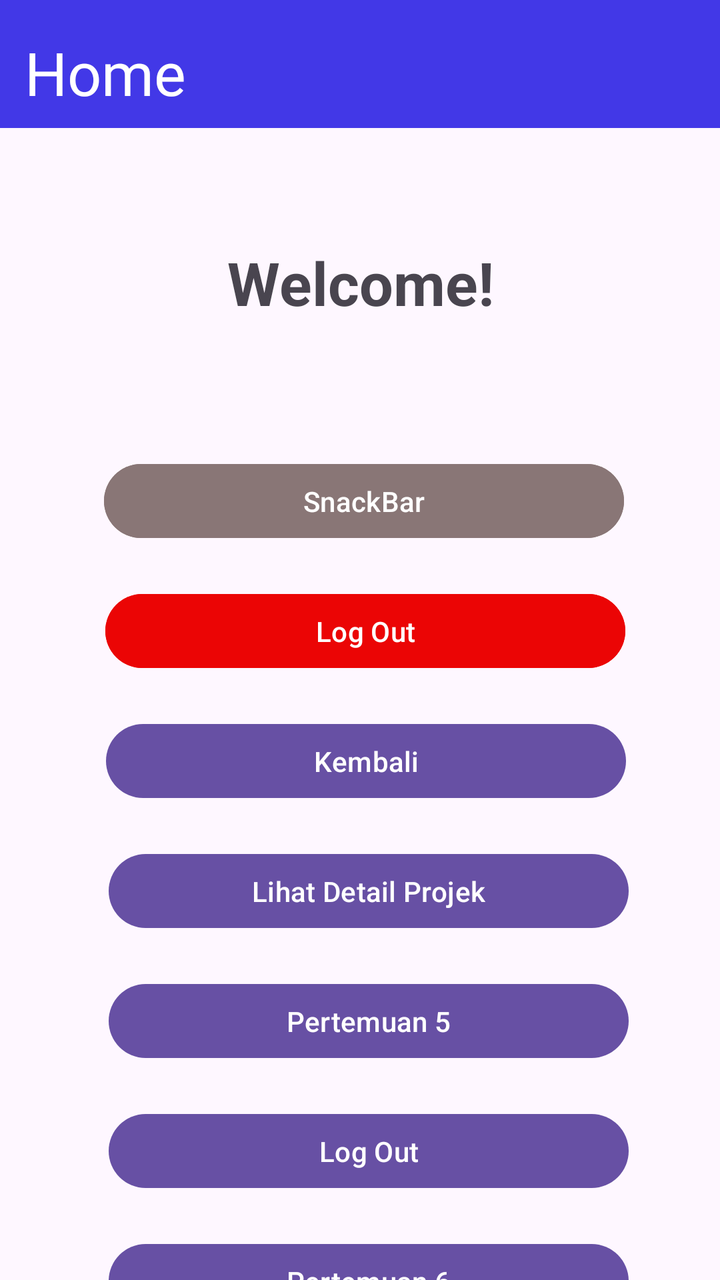
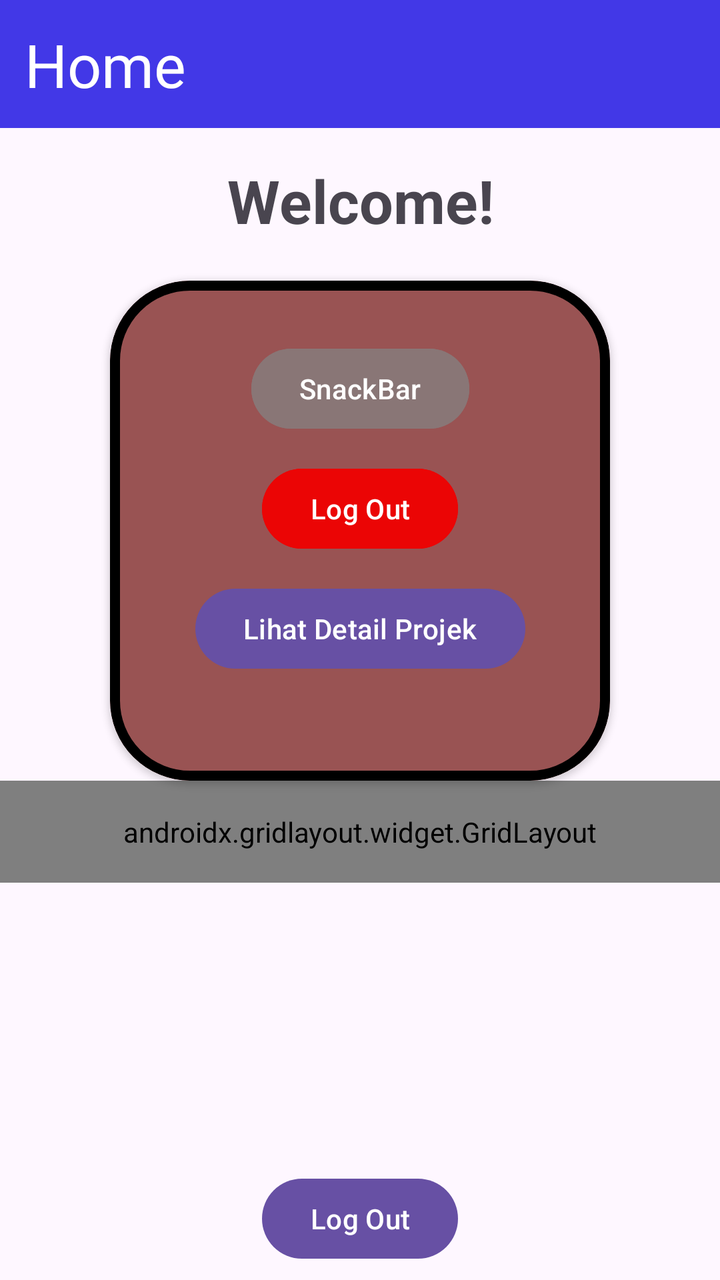

The first picture is an Android layout as it rendered before a commit; the second is the same layout after the commit. The layout source and the unified diff follow.
<!-- AndroidManifest.xml: application theme Theme.NantaWiltaWijaya_3TIB -->
<!-- res/layout/fragment_home.xml -->
<?xml version="1.0" encoding="utf-8"?>
<androidx.constraintlayout.widget.ConstraintLayout xmlns:android="http://schemas.android.com/apk/res/android"
    xmlns:app="http://schemas.android.com/apk/res-auto"
    xmlns:tools="http://schemas.android.com/tools"
    android:layout_width="match_parent"
    android:layout_height="match_parent"
    tools:context=".Home.HomeFragment">

    <androidx.appcompat.widget.Toolbar
        android:id="@+id/toolbar"
        android:layout_width="match_parent"
        android:layout_height="?attr/actionBarSize"
        android:background="#4238E7"
        app:layout_constraintEnd_toEndOf="parent"
        app:layout_constraintStart_toStartOf="parent"
        app:layout_constraintTop_toTopOf="parent"
        app:subtitleTextColor="@android:color/white"
        app:titleTextColor="@android:color/white"
        app:layout_scrollFlags="scroll|enterAlways"
        />


    <TextView
        android:id="@+id/textView4"
        android:layout_width="wrap_content"
        android:layout_height="wrap_content"
        android:layout_marginTop="16dp"
        android:fontFamily="@font/bebasneue_regular"
        android:text="Home"
        android:textColor="@color/white"
        android:textSize="30dp"
        app:layout_constraintEnd_toEndOf="parent"
        app:layout_constraintHorizontal_bias="0.044"
        app:layout_constraintStart_toStartOf="parent"
        app:layout_constraintTop_toTopOf="parent" />

    <Button
        android:id="@+id/btnSnackBar"
        android:layout_width="260dp"
        android:layout_height="45dp"
        android:layout_marginTop="228dp"
        android:backgroundTint="#897676"
        android:text="SnackBar"
        app:layout_constraintEnd_toEndOf="parent"
        app:layout_constraintHorizontal_bias="0.519"
        app:layout_constraintStart_toStartOf="parent"
        app:layout_constraintTop_toTopOf="parent" />

    <Button
        android:id="@+id/btnAlert"
        android:layout_width="260dp"
        android:layout_height="45dp"
        android:layout_marginTop="20dp"
        android:backgroundTint="#EB0505"
        android:text="Log Out"
        app:layout_constraintEnd_toEndOf="parent"
        app:layout_constraintHorizontal_bias="0.527"
        app:layout_constraintStart_toStartOf="parent"
        app:layout_constraintTop_toBottomOf="@+id/btnSnackBar" />

    <Button
        android:id="@+id/btnDetail"
        android:layout_width="260dp"
        android:layout_height="45dp"
        android:layout_marginTop="20dp"
        android:text="Lihat Detail Projek"
        app:layout_constraintEnd_toEndOf="parent"
        app:layout_constraintHorizontal_bias="0.543"
        app:layout_constraintStart_toStartOf="parent"
        app:layout_constraintTop_toBottomOf="@+id/btnKembali" />

    <Button
        android:id="@+id/btnKembali"
        android:layout_width="260dp"
        android:layout_height="45dp"
        android:layout_marginTop="20dp"
        android:text="Kembali"
        app:layout_constraintEnd_toEndOf="parent"
        app:layout_constraintHorizontal_bias="0.53"
        app:layout_constraintStart_toStartOf="parent"
        app:layout_constraintTop_toBottomOf="@+id/btnAlert" />

    <Button
        android:id="@+id/btnToLima"
        android:layout_width="260dp"
        android:layout_height="45dp"
        android:layout_marginTop="20dp"
        android:text="Pertemuan 5"
        app:layout_constraintEnd_toEndOf="parent"
        app:layout_constraintHorizontal_bias="0.543"
        app:layout_constraintStart_toStartOf="parent"
        app:layout_constraintTop_toBottomOf="@+id/btnDetail" />

    <Button
        android:id="@+id/btnLogOut"
        android:layout_width="260dp"
        android:layout_height="45dp"
        android:layout_marginTop="20dp"
        android:text="Log Out"
        app:layout_constraintEnd_toEndOf="parent"
        app:layout_constraintHorizontal_bias="0.543"
        app:layout_constraintStart_toStartOf="parent"
        app:layout_constraintTop_toBottomOf="@+id/btnToLima" />

    <Button
        android:id="@+id/btnToEnam"
        android:layout_width="260dp"
        android:layout_height="45dp"
        android:layout_marginTop="20dp"
        android:text="Pertemuan 6"
        app:layout_constraintEnd_toEndOf="parent"
        app:layout_constraintHorizontal_bias="0.543"
        app:layout_constraintStart_toStartOf="parent"
        app:layout_constraintTop_toBottomOf="@+id/btnLogOut" />

    <TextView
        android:id="@+id/textView2"
        android:layout_width="138dp"
        android:layout_height="58dp"
        android:layout_marginTop="56dp"
        android:gravity="center"
        android:textSize="30sp"
        android:textStyle="bold"
        android:text="Welcome!"
        app:layout_constraintEnd_toEndOf="parent"
        app:layout_constraintStart_toStartOf="parent"
        app:layout_constraintTop_toBottomOf="@+id/textView4" />


</androidx.constraintlayout.widget.ConstraintLayout>
<!-- resources referenced by this layout -->
<resources>
  <color name="white">#FFFFFFFF</color>
  <style name="Theme.NantaWiltaWijaya_3TIB" parent="Base.Theme.NantaWiltaWijaya_3TIB" />
  <style name="Base.Theme.NantaWiltaWijaya_3TIB" parent="Theme.Material3.DayNight.NoActionBar">
          
          
      </style>
</resources>

<!-- the commit's change to res/layout/fragment_home.xml (unified diff, before → after) -->
@@ -15,116 +15,158 @@
         app:layout_constraintStart_toStartOf="parent"
         app:layout_constraintTop_toTopOf="parent"
         app:subtitleTextColor="@android:color/white"
-        app:titleTextColor="@android:color/white"
-        app:layout_scrollFlags="scroll|enterAlways"
-        />
-
+        app:titleTextColor="@android:color/white" />
 
     <TextView
         android:id="@+id/textView4"
         android:layout_width="wrap_content"
         android:layout_height="wrap_content"
-        android:layout_marginTop="16dp"
+        android:layout_marginTop="12dp"
         android:fontFamily="@font/bebasneue_regular"
         android:text="Home"
         android:textColor="@color/white"
-        android:textSize="30dp"
+        android:textSize="30sp"
         app:layout_constraintEnd_toEndOf="parent"
         app:layout_constraintHorizontal_bias="0.044"
         app:layout_constraintStart_toStartOf="parent"
         app:layout_constraintTop_toTopOf="parent" />
 
-    <Button
-        android:id="@+id/btnSnackBar"
-        android:layout_width="260dp"
-        android:layout_height="45dp"
-        android:layout_marginTop="228dp"
-        android:backgroundTint="#897676"
-        android:text="SnackBar"
+    <TextView
+        android:id="@+id/textView2"
+        android:layout_width="wrap_content"
+        android:layout_height="wrap_content"
+        android:layout_marginTop="16dp"
+        android:gravity="center"
+        android:text="Welcome!"
+        android:textSize="30sp"
+        android:textStyle="bold"
         app:layout_constraintEnd_toEndOf="parent"
-        app:layout_constraintHorizontal_bias="0.519"
         app:layout_constraintStart_toStartOf="parent"
-        app:layout_constraintTop_toTopOf="parent" />
+        app:layout_constraintTop_toBottomOf="@+id/toolbar" />
+
+    <com.google.android.material.card.MaterialCardView
+        android:id="@+id/materialCardView2"
+        android:layout_width="250dp"
+        android:layout_height="250dp"
+        android:layout_marginTop="20dp"
+        app:cardBackgroundColor="#995353"
+        app:cardCornerRadius="40dp"
+        app:cardElevation="2dp"
+        app:layout_constraintEnd_toEndOf="parent"
+        app:layout_constraintStart_toStartOf="parent"
+        app:layout_constraintTop_toBottomOf="@+id/textView2"
+        app:strokeColor="#000000"
+        app:strokeWidth="5dp">
+
+        <androidx.constraintlayout.widget.ConstraintLayout
+            android:layout_width="match_parent"
+            android:layout_height="match_parent">
+
+            <Button
+                android:id="@+id/btnSnackBar"
+                android:layout_width="wrap_content"
+                android:layout_height="wrap_content"
+                android:layout_marginTop="30dp"
+                android:backgroundTint="#897676"
+                android:text="SnackBar"
+                app:layout_constraintEnd_toEndOf="parent"
+                app:layout_constraintStart_toStartOf="parent"
+                app:layout_constraintTop_toTopOf="parent" />
+
+            <Button
+                android:id="@+id/btnAlert"
+                android:layout_width="wrap_content"
+                android:layout_height="wrap_content"
+                android:layout_marginTop="12dp"
+                android:backgroundTint="#EB0505"
+                android:text="Log Out"
+                app:layout_constraintEnd_toEndOf="parent"
+                app:layout_constraintStart_toStartOf="parent"
+                app:layout_constraintTop_toBottomOf="@+id/btnSnackBar" />
+
+            <Button
+                android:id="@+id/btnDetail"
+                android:layout_width="wrap_content"
+                android:layout_height="wrap_content"
+                android:layout_marginTop="12dp"
+                android:text="Lihat Detail Projek"
+                app:layout_constraintEnd_toEndOf="parent"
+                app:layout_constraintStart_toStartOf="parent"
+                app:layout_constraintTop_toBottomOf="@+id/btnAlert" />
+
+        </androidx.constraintlayout.widget.ConstraintLayout>
+
+    </com.google.android.material.card.MaterialCardView>
+
+    <androidx.gridlayout.widget.GridLayout
+        android:id="@+id/gridMenu"
+        android:layout_width="0dp"
+        android:layout_height="wrap_content"
+        android:padding="16dp"
+        app:columnCount="2"
+        app:useDefaultMargins="true"
+        app:layout_constraintEnd_toEndOf="parent"
+        app:layout_constraintStart_toStartOf="parent"
+        app:layout_constraintTop_toBottomOf="@+id/materialCardView2">
 
     <Button
-        android:id="@+id/btnAlert"
-        android:layout_width="260dp"
-        android:layout_height="45dp"
-        android:layout_marginTop="20dp"
-        android:backgroundTint="#EB0505"
-        android:text="Log Out"
+        android:id="@+id/btnKembali"
+        android:layout_width="wrap_content"
+        android:layout_height="wrap_content"
+        android:text="Kembali"
+        app:layout_columnWeight="1"
+        app:layout_gravity="fill_horizontal"
         app:layout_constraintEnd_toEndOf="parent"
-        app:layout_constraintHorizontal_bias="0.527"
         app:layout_constraintStart_toStartOf="parent"
-        app:layout_constraintTop_toBottomOf="@+id/btnSnackBar" />
+        app:layout_constraintTop_toBottomOf="@+id/gridMenu" />
 
     <Button
-        android:id="@+id/btnDetail"
-        android:layout_width="260dp"
-        android:layout_height="45dp"
-        android:layout_marginTop="20dp"
-        android:text="Lihat Detail Projek"
+        android:id="@+id/btnToLima"
+        android:layout_width="wrap_content"
+        android:layout_height="wrap_content"
+        android:text="Pertemuan 5"
+        app:layout_columnWeight="1"
+        app:layout_gravity="fill_horizontal"
         app:layout_constraintEnd_toEndOf="parent"
-        app:layout_constraintHorizontal_bias="0.543"
         app:layout_constraintStart_toStartOf="parent"
         app:layout_constraintTop_toBottomOf="@+id/btnKembali" />
 
-    <Button
-        android:id="@+id/btnKembali"
-        android:layout_width="260dp"
-        android:layout_height="45dp"
-        android:layout_marginTop="20dp"
-        android:text="Kembali"
-        app:layout_constraintEnd_toEndOf="parent"
-        app:layout_constraintHorizontal_bias="0.53"
-        app:layout_constraintStart_toStartOf="parent"
-        app:layout_constraintTop_toBottomOf="@+id/btnAlert" />
+
 
     <Button
-        android:id="@+id/btnToLima"
-        android:layout_width="260dp"
-        android:layout_height="45dp"
-        android:layout_marginTop="20dp"
-        android:text="Pertemuan 5"
+        android:id="@+id/btnToEnam"
+        android:layout_width="wrap_content"
+        android:layout_height="wrap_content"
+        android:text="Pertemuan 6"
+        app:layout_columnWeight="1"
+        app:layout_gravity="fill_horizontal"
         app:layout_constraintEnd_toEndOf="parent"
-        app:layout_constraintHorizontal_bias="0.543"
-        app:layout_constraintStart_toStartOf="parent"
-        app:layout_constraintTop_toBottomOf="@+id/btnDetail" />
-
-    <Button
-        android:id="@+id/btnLogOut"
-        android:layout_width="260dp"
-        android:layout_height="45dp"
-        android:layout_marginTop="20dp"
-        android:text="Log Out"
-        app:layout_constraintEnd_toEndOf="parent"
-        app:layout_constraintHorizontal_bias="0.543"
+        app:layout_constraintHorizontal_bias="0.503"
         app:layout_constraintStart_toStartOf="parent"
         app:layout_constraintTop_toBottomOf="@+id/btnToLima" />
 
     <Button
-        android:id="@+id/btnToEnam"
-        android:layout_width="260dp"
-        android:layout_height="45dp"
-        android:layout_marginTop="20dp"
-        android:text="Pertemuan 6"
-        app:layout_constraintEnd_toEndOf="parent"
-        app:layout_constraintHorizontal_bias="0.543"
-        app:layout_constraintStart_toStartOf="parent"
-        app:layout_constraintTop_toBottomOf="@+id/btnLogOut" />
-
-    <TextView
-        android:id="@+id/textView2"
-        android:layout_width="138dp"
-        android:layout_height="58dp"
-        android:layout_marginTop="56dp"
-        android:gravity="center"
-        android:textSize="30sp"
-        android:textStyle="bold"
-        android:text="Welcome!"
+        android:id="@+id/btnToSembilan"
+        android:layout_width="wrap_content"
+        android:layout_height="wrap_content"
+        android:text="Pertemuan 9"
+        app:layout_columnWeight="1"
+        app:layout_gravity="fill_horizontal"
         app:layout_constraintEnd_toEndOf="parent"
         app:layout_constraintStart_toStartOf="parent"
-        app:layout_constraintTop_toBottomOf="@+id/textView4" />
+        app:layout_constraintTop_toBottomOf="@+id/btnToEnam" />
+    </androidx.gridlayout.widget.GridLayout>
 
+    <Button
+        android:id="@+id/btnLogOut"
+        android:layout_width="wrap_content"
+        android:layout_height="wrap_content"
+        android:layout_marginTop="144dp"
+        android:text="Log Out"
+        app:layout_columnWeight="1"
+        app:layout_constraintEnd_toEndOf="parent"
+        app:layout_constraintStart_toStartOf="parent"
+        app:layout_constraintTop_toBottomOf="@+id/gridMenu"
+        app:layout_gravity="fill_horizontal" />
 
 </androidx.constraintlayout.widget.ConstraintLayout>
